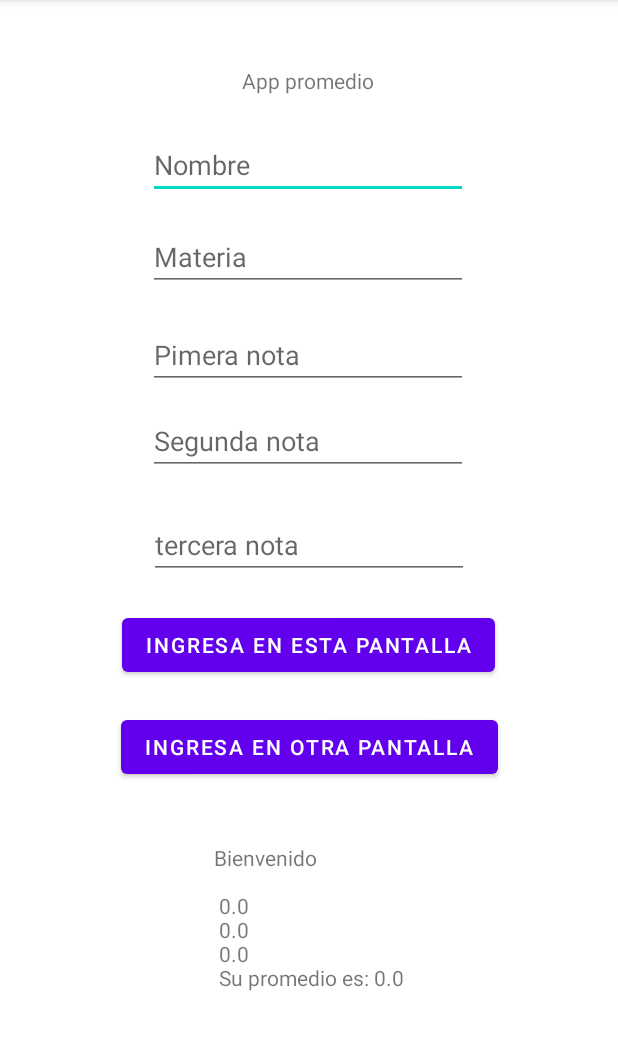
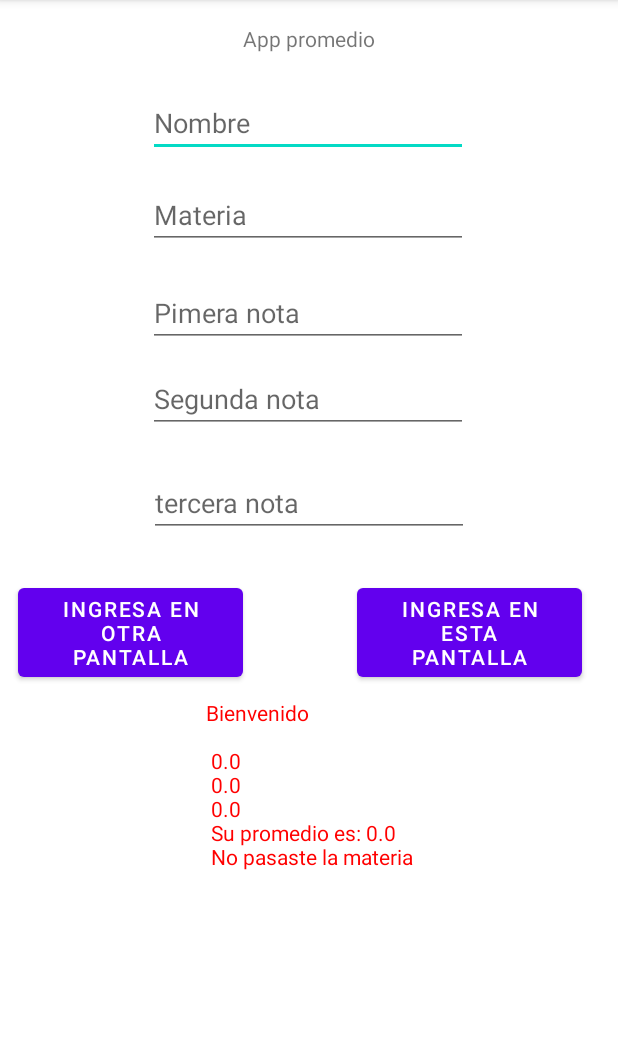
Before and after one commit to teolio07/InfoEntreActivitys-koltlin, an Android app: the screen it shows after launch (MainActivity), after a tap on "INGRESA EN ESTA PANTALLA", on a phone screen of 412 x 824 dp, the part 84-1134 px from its top. Run offline under Robolectric (Android 15) with nearby library versions, the phone set to English and light mode, and no system bars; 3 statements that could not run were skipped.

Commit message:
add color

```diff
--- a/app/src/main/java/com/example/navegaractivitys/MainActivity.kt
+++ b/app/src/main/java/com/example/navegaractivitys/MainActivity.kt
@@ -1,6 +1,7 @@
 package com.example.navegaractivitys
 
 import android.content.Intent
+import android.graphics.Color
 import androidx.appcompat.app.AppCompatActivity
 import android.os.Bundle
 import android.widget.Button
@@ -41,16 +42,23 @@ class MainActivity : AppCompatActivity() {
     private fun mostrar(but: Int) {
 
 
-
         when (but) {
             1 -> {
                 var nombre: String = nombre!!.text.toString()
                 var materia: String = materia!!.text.toString()
-                var nota1:Double= nota1!!.text.toString().toDouble()
-                var nota2:Double= nota2!!.text.toString().toDouble()
-                var nota3:Double= nota3!!.text.toString().toDouble()
-                var promedio:Double = nota1+nota2+nota3/3
-                txtResultado!!.text = "Bienvenido $nombre\n $materia\n $nota1\n $nota2\n $nota3\n Su promedio es: ${promedio}"
+                var nota1: Double = nota1!!.text.toString().toDouble()
+                var nota2: Double = nota2!!.text.toString().toDouble()
+                var nota3: Double = nota3!!.text.toString().toDouble()
+                var promedio: Double = (nota1 + nota2 + nota3) / 3
+                var mensaje: String = ""
+                if (promedio >= 3.5) {
+                    txtResultado?.setTextColor(Color.GREEN)
+                    mensaje = "Pasaste la materia"
+                } else if (promedio < 3.5) {
+                    txtResultado?.setTextColor(Color.RED)
+                    mensaje = "No pasaste la materia"
+                }
+                txtResultado!!.text = "Bienvenido $nombre\n $materia\n $nota1\n $nota2\n $nota3\n Su promedio es: ${promedio}\n ${mensaje}"
 
                 //Toast.makeText(this, "$nombre\n", Toast.LENGTH_SHORT).show()
             }
@@ -61,17 +69,23 @@ class MainActivity : AppCompatActivity() {
                 val mibundle: Bundle = Bundle()
                 var nombre: String = nombre!!.text.toString()
                 var materia: String = materia!!.text.toString()
-                var nota1:Double= nota1!!.text.toString().toDouble()
-                var nota2:Double= nota2!!.text.toString().toDouble()
-                var nota3:Double= nota3!!.text.toString().toDouble()
-                var promedio:Double = nota1+nota2+nota3/3
-                mibundle.putString("Nombre",nombre)
-                mibundle.putString("Materia",materia)
-                mibundle.putDouble("nota1",nota1)
-                mibundle.putDouble("nota2",nota2)
-                mibundle.putDouble("nota3",nota3)
-                mibundle.putDouble("promedio",promedio)
-
+                var nota1: Double = nota1!!.text.toString().toDouble()
+                var nota2: Double = nota2!!.text.toString().toDouble()
+                var nota3: Double = nota3!!.text.toString().toDouble()
+                var promedio: Double =  (nota1 + nota2 + nota3) / 3
+                var mensaje: String = ""
+                if (promedio >= 3.5) {
+                    mensaje = "Pasaste la materia"
+                } else if (promedio < 3.5) {
+                    mensaje = "No pasaste la materia"
+                }
+                mibundle.putString("Nombre", nombre)
+                mibundle.putString("Materia", materia)
+                mibundle.putDouble("nota1", nota1)
+                mibundle.putDouble("nota2", nota2)
+                mibundle.putDouble("nota3", nota3)
+                mibundle.putDouble("promedio", promedio)
+                mibundle.putString("Mensaje", mensaje)
 
 
                 //le agragamos la informacion al intent para que sea emviada
--- a/app/src/main/res/layout/activity_main.xml
+++ b/app/src/main/res/layout/activity_main.xml
@@ -10,10 +10,9 @@
         android:id="@+id/textView2"
         android:layout_width="wrap_content"
         android:layout_height="wrap_content"
-        android:layout_marginTop="44dp"
+        android:layout_marginTop="16dp"
         android:text="App promedio"
         app:layout_constraintEnd_toEndOf="parent"
-        app:layout_constraintHorizontal_bias="0.498"
         app:layout_constraintStart_toStartOf="parent"
         app:layout_constraintTop_toTopOf="parent" />
 
@@ -85,31 +84,30 @@
 
     <Button
         android:id="@+id/button"
-        android:layout_width="wrap_content"
+        android:layout_width="150dp"
         android:layout_height="wrap_content"
-        android:layout_marginTop="20dp"
+        android:layout_marginTop="28dp"
         android:text="Ingresa en esta pantalla"
         app:layout_constraintEnd_toEndOf="parent"
-        app:layout_constraintHorizontal_bias="0.496"
-        app:layout_constraintStart_toStartOf="parent"
+        app:layout_constraintHorizontal_bias="0.757"
+        app:layout_constraintStart_toEndOf="@+id/button2"
         app:layout_constraintTop_toBottomOf="@+id/nota3" />
 
     <Button
         android:id="@+id/button2"
-        android:layout_width="wrap_content"
+        android:layout_width="150dp"
         android:layout_height="wrap_content"
-        android:layout_marginTop="20dp"
+        android:layout_marginStart="12dp"
+        android:layout_marginTop="28dp"
         android:text="Ingresa en otra pantalla"
-        app:layout_constraintEnd_toEndOf="parent"
-        app:layout_constraintHorizontal_bias="0.503"
         app:layout_constraintStart_toStartOf="parent"
-        app:layout_constraintTop_toBottomOf="@+id/button" />
+        app:layout_constraintTop_toBottomOf="@+id/nota3" />
 
     <TextView
         android:id="@+id/txtResultado"
         android:layout_width="wrap_content"
         android:layout_height="wrap_content"
-        android:layout_marginTop="40dp"
+        android:layout_marginTop="8dp"
         android:text="Resultado"
         app:layout_constraintEnd_toEndOf="parent"
         app:layout_constraintStart_toStartOf="parent"
```
Also changed, not shown: app/src/main/java/com/example/navegaractivitys/MainActivity2.kt (+12 -1 lines).
